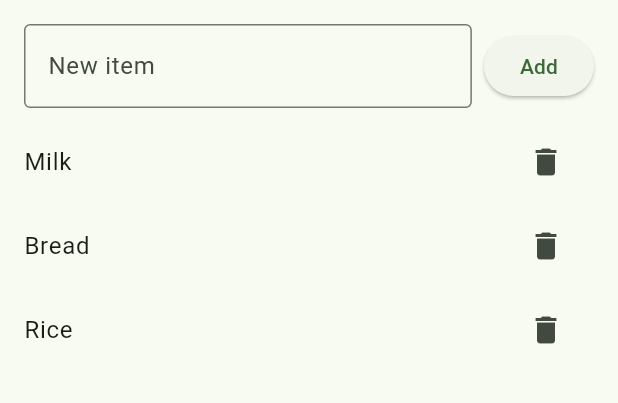
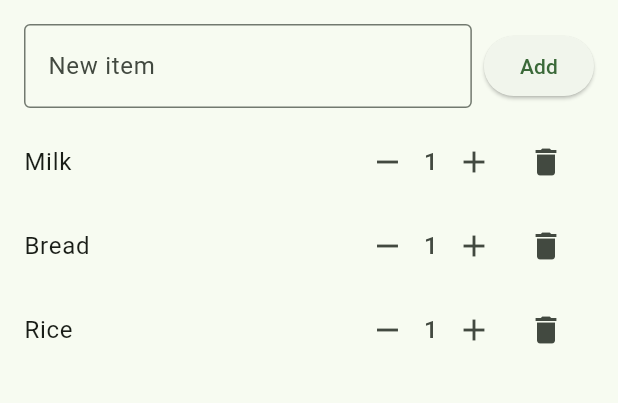
Before and after one commit to Loice-vanessa/shopping_list, a Flutter app: the screen it shows after launch, on a phone screen of 412 x 824 dp, the part 84-487 px from its top. Run offline on Flutter 3.47's test engine with Material 3 defaults, Android fonts, the phone set to English and light mode, and no system bars.

Commit message:
Part 2: quantities with - and +

```diff
--- a/lib/main.dart
+++ b/lib/main.dart
@@ -22,10 +22,12 @@ class MyApp extends StatelessWidget {
 class Item {
   final String name;
   bool bought;
+  int quantity;
 
   Item({
     required this.name,
     this.bought = false,
+    this.quantity = 1,
   });
 }
 
@@ -78,6 +80,20 @@ class _HomeScreenState extends State<HomeScreen> {
     });
   }
 
+  // Part 2: + has no limit, − stops at 1.
+  void increase(Item item) {
+    setState(() {
+      item.quantity++;
+    });
+  }
+
+  void decrease(Item item) {
+    if (item.quantity <= 1) return;
+    setState(() {
+      item.quantity--;
+    });
+  }
+
   void deleteItem(int index) {
     setState(() {
       items.removeAt(index);
@@ -102,9 +118,23 @@ class _HomeScreenState extends State<HomeScreen> {
             ),
           ),
           onTap: () => toggleBought(item),
-          trailing: IconButton(
-            icon: const Icon(Icons.delete),
-            onPressed: () => deleteItem(index),
+          trailing: Row(
+            mainAxisSize: MainAxisSize.min,
+            children: [
+              IconButton(
+                icon: const Icon(Icons.remove),
+                onPressed: () => decrease(item),
+              ),
+              Text('${item.quantity}', style: const TextStyle(fontSize: 16)),
+              IconButton(
+                icon: const Icon(Icons.add),
+                onPressed: () => increase(item),
+              ),
+              IconButton(
+                icon: const Icon(Icons.delete),
+                onPressed: () => deleteItem(index),
+              ),
+            ],
           ),
         );
       },
```
